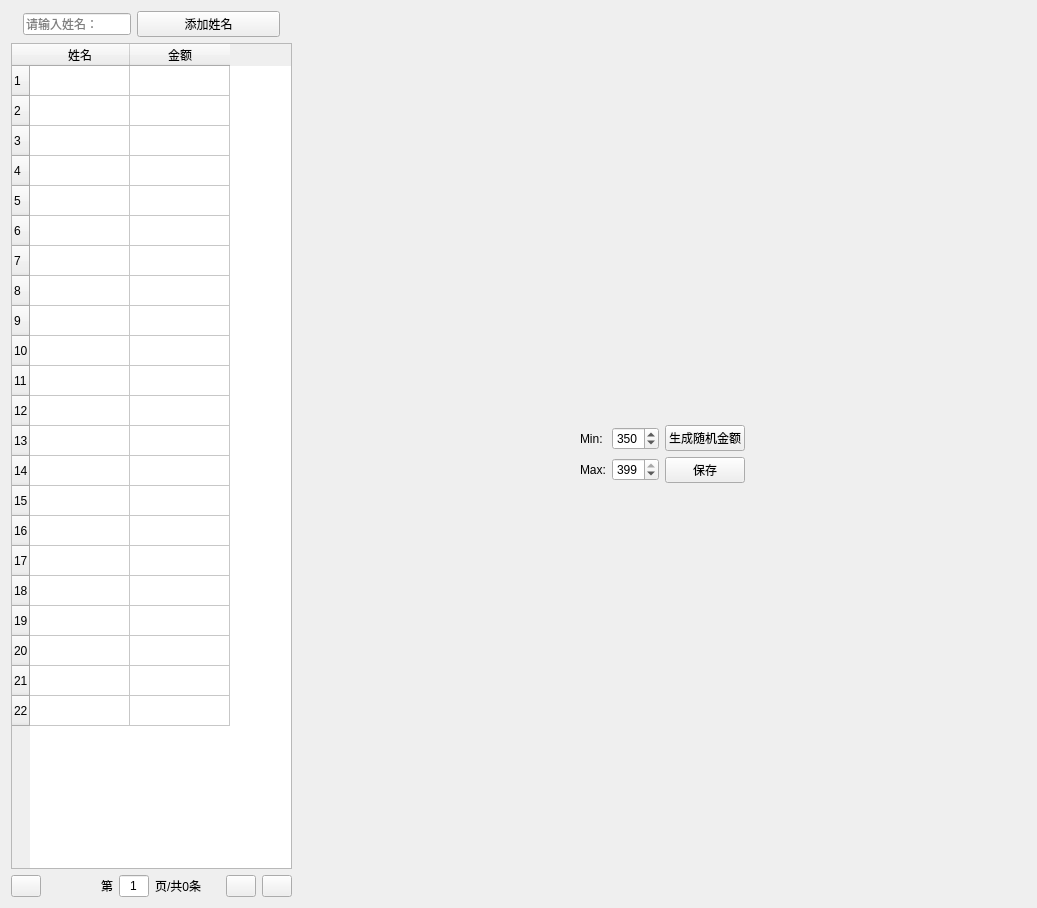
Old version of the form PythonProjects/OmronOfficeSystem/TaxiUi.ui in the repository MmMmMqianq/OmronOfficeSystem.
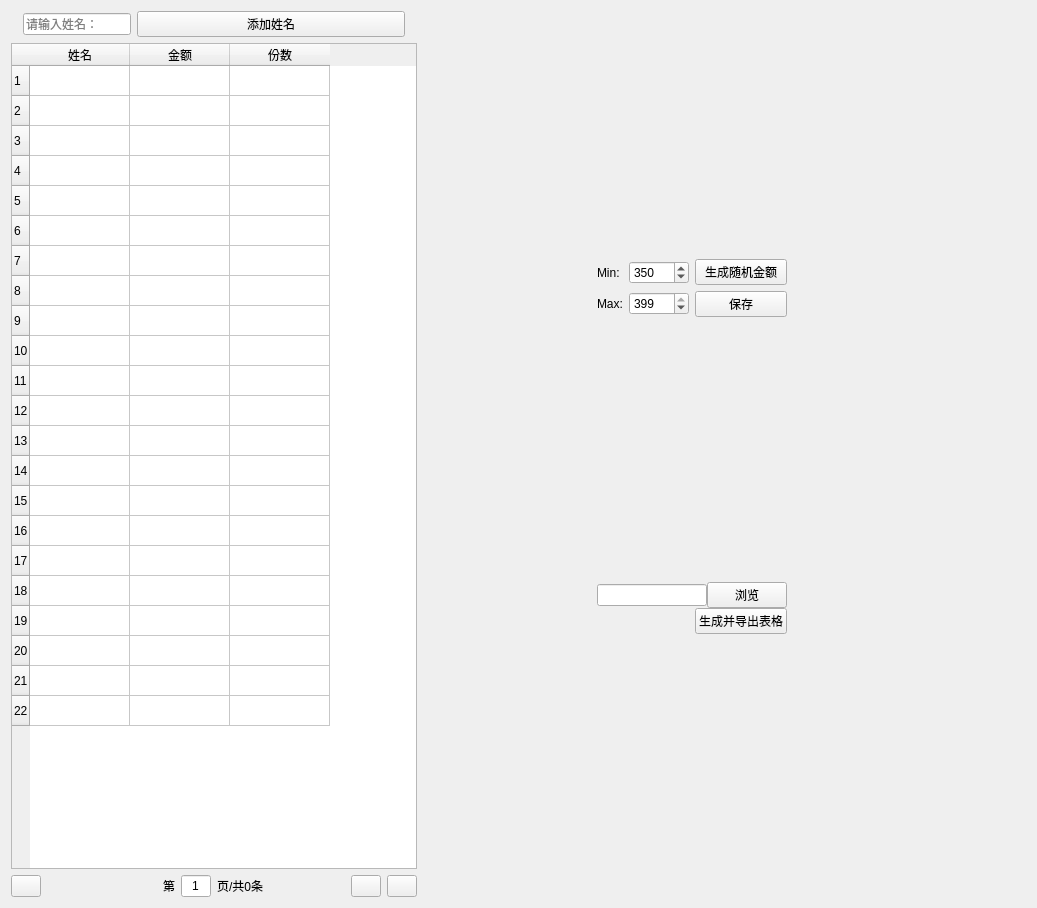
New version of the form. Icons and pictures are not drawn.

Diff of the .ui file:
```diff
--- a/PythonProjects/OmronOfficeSystem/TaxiUi.ui
+++ b/PythonProjects/OmronOfficeSystem/TaxiUi.ui
@@ -13,7 +13,7 @@
   <property name="windowTitle">
    <string>Form</string>
   </property>
-  <layout class="QHBoxLayout" name="horizontalLayout_5">
+  <layout class="QHBoxLayout" name="horizontalLayout_7" stretch="1,0,0,0">
    <item>
     <layout class="QVBoxLayout" name="verticalLayout">
      <item>
@@ -177,6 +177,11 @@
          <string>金额</string>
         </property>
        </column>
+       <column>
+        <property name="text">
+         <string>份数</string>
+        </property>
+       </column>
       </widget>
      </item>
      <item>
@@ -347,7 +352,7 @@
     </spacer>
    </item>
    <item>
-    <layout class="QVBoxLayout" name="verticalLayout_3">
+    <layout class="QVBoxLayout" name="verticalLayout_4">
      <item>
       <spacer name="verticalSpacer">
        <property name="orientation">
@@ -439,6 +444,80 @@
        </item>
       </layout>
      </item>
+     <item>
+      <spacer name="verticalSpacer_3">
+       <property name="orientation">
+        <enum>Qt::Vertical</enum>
+       </property>
+       <property name="sizeHint" stdset="0">
+        <size>
+         <width>20</width>
+         <height>188</height>
+        </size>
+       </property>
+      </spacer>
+     </item>
+     <item>
+      <layout class="QVBoxLayout" name="verticalLayout_3">
+       <property name="spacing">
+        <number>0</number>
+       </property>
+       <item>
+        <layout class="QHBoxLayout" name="horizontalLayout_5">
+         <property name="topMargin">
+          <number>10</number>
+         </property>
+         <item>
+          <widget class="QLineEdit" name="lineEdit">
+           <property name="alignment">
+            <set>Qt::AlignBottom|Qt::AlignLeading|Qt::AlignLeft</set>
+           </property>
+          </widget>
+         </item>
+         <item>
+          <widget class="QPushButton" name="browseBtn">
+           <property name="text">
+            <string>浏览</string>
+           </property>
+          </widget>
+         </item>
+        </layout>
+       </item>
+       <item>
+        <layout class="QHBoxLayout" name="horizontalLayout_6">
+         <property name="spacing">
+          <number>-1</number>
+         </property>
+         <property name="topMargin">
+          <number>0</number>
+         </property>
+         <property name="bottomMargin">
+          <number>15</number>
+         </property>
+         <item>
+          <spacer name="horizontalSpacer_3">
+           <property name="orientation">
+            <enum>Qt::Horizontal</enum>
+           </property>
+           <property name="sizeHint" stdset="0">
+            <size>
+             <width>98</width>
+             <height>20</height>
+            </size>
+           </property>
+          </spacer>
+         </item>
+         <item>
+          <widget class="QPushButton" name="exportBtn">
+           <property name="text">
+            <string>生成并导出表格</string>
+           </property>
+          </widget>
+         </item>
+        </layout>
+       </item>
+      </layout>
+     </item>
      <item>
       <spacer name="verticalSpacer_2">
        <property name="orientation">
@@ -455,7 +534,7 @@
     </layout>
    </item>
    <item>
-    <spacer name="horizontalSpacer_2">
+    <spacer name="horizontalSpacer_4">
      <property name="orientation">
       <enum>Qt::Horizontal</enum>
      </property>
```
